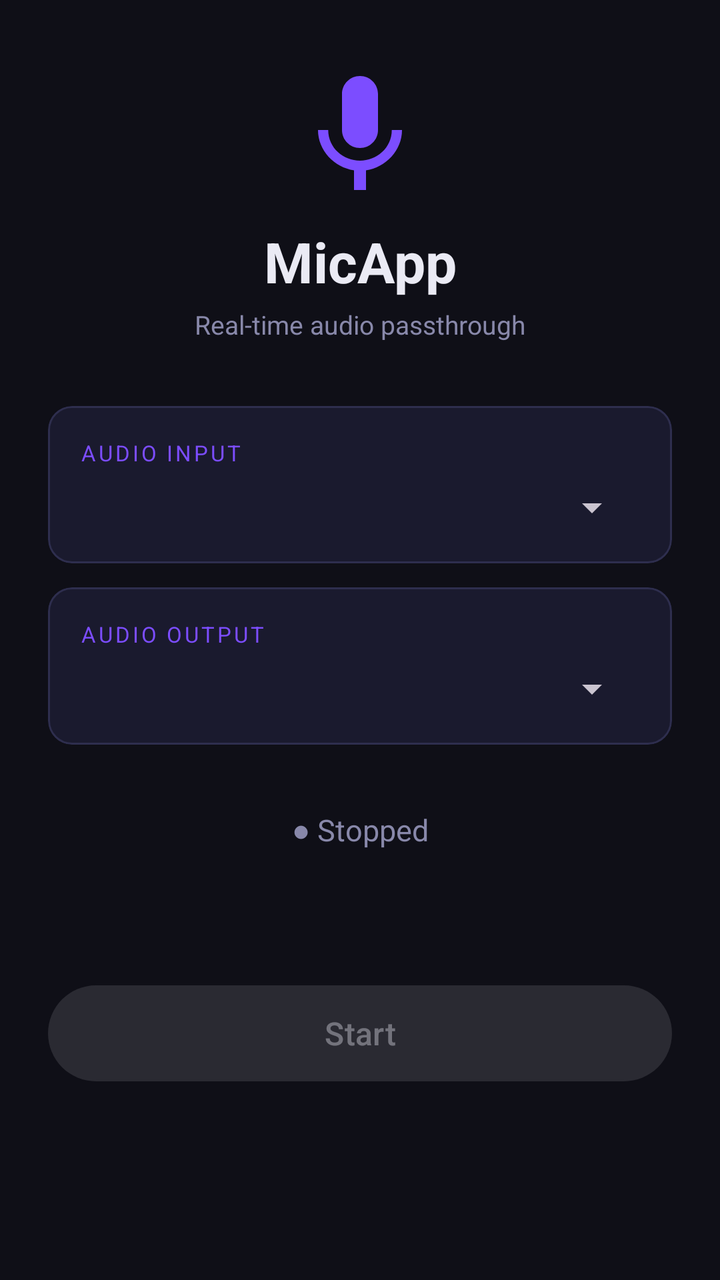
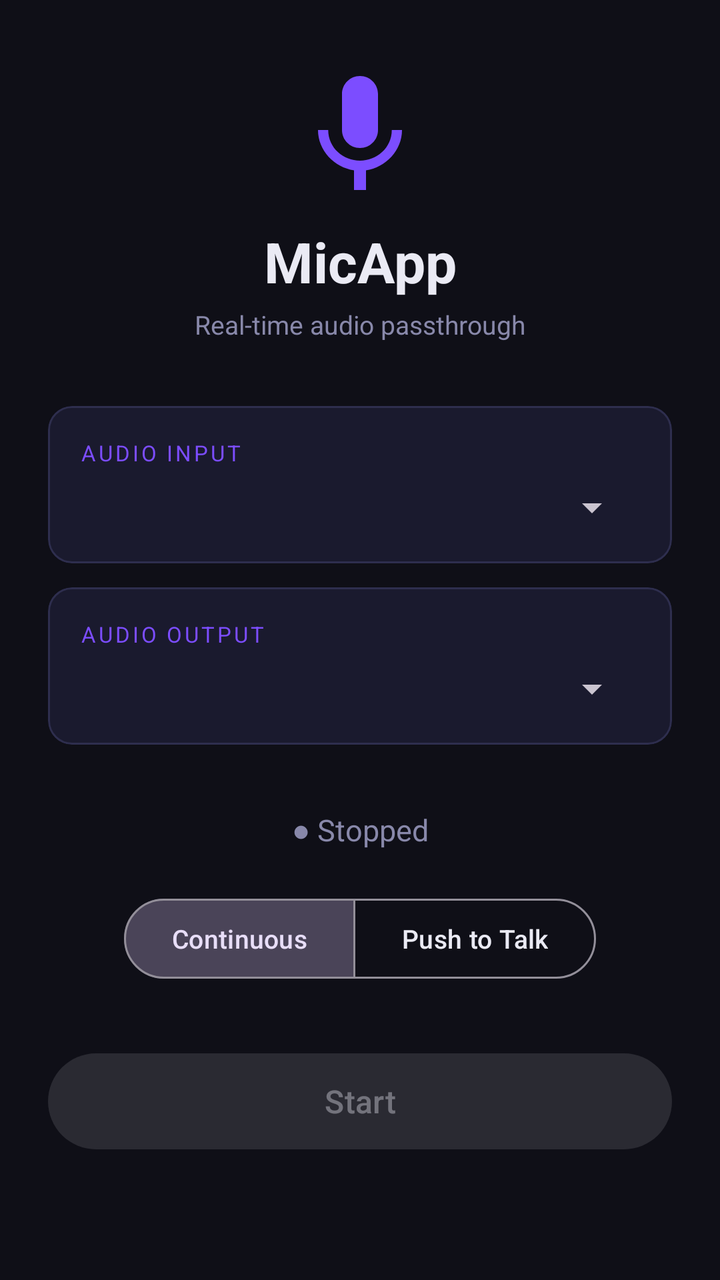

Compare the two renders of this Android layout. The source of the first and the diff that turns it into the second are given below.
<!-- AndroidManifest.xml: application theme Theme.MicApp -->
<!-- res/layout/activity_main.xml -->
<?xml version="1.0" encoding="utf-8"?>
<ScrollView
    xmlns:android="http://schemas.android.com/apk/res/android"
    xmlns:app="http://schemas.android.com/apk/res-auto"
    android:layout_width="match_parent"
    android:layout_height="match_parent"
    android:background="@color/background"
    android:fillViewport="true">

    <androidx.constraintlayout.widget.ConstraintLayout
        android:layout_width="match_parent"
        android:layout_height="wrap_content"
        android:paddingHorizontal="24dp"
        android:paddingVertical="32dp">

        
        <ImageView
            android:id="@+id/ivIcon"
            android:layout_width="72dp"
            android:layout_height="72dp"
            android:src="@drawable/ic_mic"
            app:tint="@color/accent"
            app:layout_constraintTop_toTopOf="parent"
            app:layout_constraintStart_toStartOf="parent"
            app:layout_constraintEnd_toEndOf="parent" />

        
        <TextView
            android:id="@+id/tvTitle"
            android:layout_width="wrap_content"
            android:layout_height="wrap_content"
            android:text="@string/app_name"
            android:textSize="28sp"
            android:textStyle="bold"
            android:textColor="@color/text_primary"
            android:layout_marginTop="8dp"
            app:layout_constraintTop_toBottomOf="@id/ivIcon"
            app:layout_constraintStart_toStartOf="parent"
            app:layout_constraintEnd_toEndOf="parent" />

        
        <TextView
            android:id="@+id/tvSubtitle"
            android:layout_width="wrap_content"
            android:layout_height="wrap_content"
            android:text="@string/app_subtitle"
            android:textSize="13sp"
            android:textColor="@color/text_secondary"
            android:layout_marginTop="4dp"
            app:layout_constraintTop_toBottomOf="@id/tvTitle"
            app:layout_constraintStart_toStartOf="parent"
            app:layout_constraintEnd_toEndOf="parent" />

        
        <com.google.android.material.card.MaterialCardView
            android:id="@+id/cardInput"
            android:layout_width="0dp"
            android:layout_height="wrap_content"
            android:layout_marginTop="32dp"
            app:cardBackgroundColor="@color/surface"
            app:cardCornerRadius="12dp"
            app:cardElevation="0dp"
            app:strokeWidth="1dp"
            app:strokeColor="@color/card_stroke"
            app:layout_constraintTop_toBottomOf="@id/tvSubtitle"
            app:layout_constraintStart_toStartOf="parent"
            app:layout_constraintEnd_toEndOf="parent">

            <LinearLayout
                android:layout_width="match_parent"
                android:layout_height="wrap_content"
                android:orientation="vertical"
                android:padding="16dp">

                <TextView
                    android:layout_width="wrap_content"
                    android:layout_height="wrap_content"
                    android:text="@string/label_input"
                    android:textColor="@color/accent"
                    android:textSize="11sp"
                    android:textAllCaps="true"
                    android:letterSpacing="0.12" />

                <Spinner
                    android:id="@+id/spinnerInput"
                    android:layout_width="match_parent"
                    android:layout_height="wrap_content"
                    android:layout_marginTop="8dp"
                    android:popupBackground="@color/surface" />

            </LinearLayout>
        </com.google.android.material.card.MaterialCardView>

        
        <com.google.android.material.card.MaterialCardView
            android:id="@+id/cardOutput"
            android:layout_width="0dp"
            android:layout_height="wrap_content"
            android:layout_marginTop="12dp"
            app:cardBackgroundColor="@color/surface"
            app:cardCornerRadius="12dp"
            app:cardElevation="0dp"
            app:strokeWidth="1dp"
            app:strokeColor="@color/card_stroke"
            app:layout_constraintTop_toBottomOf="@id/cardInput"
            app:layout_constraintStart_toStartOf="parent"
            app:layout_constraintEnd_toEndOf="parent">

            <LinearLayout
                android:layout_width="match_parent"
                android:layout_height="wrap_content"
                android:orientation="vertical"
                android:padding="16dp">

                <TextView
                    android:layout_width="wrap_content"
                    android:layout_height="wrap_content"
                    android:text="@string/label_output"
                    android:textColor="@color/accent"
                    android:textSize="11sp"
                    android:textAllCaps="true"
                    android:letterSpacing="0.12" />

                <Spinner
                    android:id="@+id/spinnerOutput"
                    android:layout_width="match_parent"
                    android:layout_height="wrap_content"
                    android:layout_marginTop="8dp"
                    android:popupBackground="@color/surface" />

            </LinearLayout>
        </com.google.android.material.card.MaterialCardView>

        
        <TextView
            android:id="@+id/tvStatus"
            android:layout_width="wrap_content"
            android:layout_height="wrap_content"
            android:text="@string/status_stopped"
            android:textSize="15sp"
            android:textColor="@color/status_stopped"
            android:layout_marginTop="32dp"
            app:layout_constraintTop_toBottomOf="@id/cardOutput"
            app:layout_constraintStart_toStartOf="parent"
            app:layout_constraintEnd_toEndOf="parent" />

        
        <com.google.android.material.button.MaterialButton
            android:id="@+id/btnToggle"
            android:layout_width="0dp"
            android:layout_height="56dp"
            android:text="@string/btn_start"
            android:textSize="16sp"
            android:enabled="false"
            android:layout_marginTop="16dp"
            android:layout_marginBottom="16dp"
            app:layout_constraintTop_toBottomOf="@id/tvStatus"
            app:layout_constraintStart_toStartOf="parent"
            app:layout_constraintEnd_toEndOf="parent"
            app:layout_constraintBottom_toBottomOf="parent" />

    </androidx.constraintlayout.widget.ConstraintLayout>

</ScrollView>
<!-- resources referenced by this layout -->
<resources>
  <color name="accent">#7C4DFF</color>
  <color name="background">#0F0F17</color>
  <color name="card_stroke">#2E2E4E</color>
  <color name="status_stopped">#8888AA</color>
  <color name="surface">#1A1A2E</color>
  <color name="text_primary">#EAEAF4</color>
  <color name="text_secondary">#8888AA</color>
  <!-- drawable ic_mic (drawable) -->
  <?xml version="1.0" encoding="utf-8"?>
  <vector xmlns:android="http://schemas.android.com/apk/res/android"
      android:width="24dp"
      android:height="24dp"
      android:viewportWidth="24"
      android:viewportHeight="24">
      <path
          android:fillColor="#FFFFFF"
          android:pathData="M12,14c1.66,0 3,-1.34 3,-3L15,5c0,-1.66 -1.34,-3 -3,-3S9,3.34 9,5l0,6c0,1.66 1.34,3 3,3zM17.3,11c0,3 -2.54,5.1 -5.3,5.1S6.7,14 6.7,11L5,11c0,3.42 2.72,6.23 6,6.72L11,21h2l0,-3.28c3.28,-0.48 6,-3.3 6,-6.72l-1.7,0z" />
  </vector>
  <string name="app_name">MicApp</string>
  <string name="app_subtitle">Real-time audio passthrough</string>
  <string name="btn_start">Start</string>
  <string name="label_input">Audio Input</string>
  <string name="label_output">Audio Output</string>
  <string name="status_stopped">● Stopped</string>
  <style name="Theme.MicApp" parent="Theme.Material3.Dark">
          <item name="colorPrimary">@color/accent</item>
          <item name="colorOnPrimary">@color/text_primary</item>
          <item name="colorPrimaryContainer">@color/surface</item>
          <item name="colorSurface">@color/surface</item>
          <item name="colorOnSurface">@color/text_primary</item>
          <item name="android:windowBackground">@color/background</item>
          <item name="android:statusBarColor">@color/background</item>
          <item name="android:navigationBarColor">@color/background</item>
          <item name="android:textColor">@color/text_primary</item>
      </style>
</resources>

<!-- the commit's change to res/layout/activity_main.xml (unified diff, before → after) -->
@@ -145,6 +145,37 @@
             app:layout_constraintEnd_toEndOf="parent" />
 
         
+        <com.google.android.material.button.MaterialButtonToggleGroup
+            android:id="@+id/modeToggleGroup"
+            android:layout_width="wrap_content"
+            android:layout_height="wrap_content"
+            android:layout_marginTop="20dp"
+            app:singleSelection="true"
+            app:selectionRequired="true"
+            app:checkedButton="@id/btnModeContinuous"
+            app:layout_constraintTop_toBottomOf="@id/tvStatus"
+            app:layout_constraintStart_toStartOf="parent"
+            app:layout_constraintEnd_toEndOf="parent">
+
+            <com.google.android.material.button.MaterialButton
+                android:id="@+id/btnModeContinuous"
+                style="@style/Widget.Material3.Button.OutlinedButton"
+                android:layout_width="wrap_content"
+                android:layout_height="wrap_content"
+                android:text="@string/mode_continuous"
+                android:textSize="13sp" />
+
+            <com.google.android.material.button.MaterialButton
+                android:id="@+id/btnModePtt"
+                style="@style/Widget.Material3.Button.OutlinedButton"
+                android:layout_width="wrap_content"
+                android:layout_height="wrap_content"
+                android:text="@string/mode_ptt"
+                android:textSize="13sp" />
+
+        </com.google.android.material.button.MaterialButtonToggleGroup>
+
+        
         <com.google.android.material.button.MaterialButton
             android:id="@+id/btnToggle"
             android:layout_width="0dp"
@@ -154,7 +185,7 @@
             android:enabled="false"
             android:layout_marginTop="16dp"
             android:layout_marginBottom="16dp"
-            app:layout_constraintTop_toBottomOf="@id/tvStatus"
+            app:layout_constraintTop_toBottomOf="@id/modeToggleGroup"
             app:layout_constraintStart_toStartOf="parent"
             app:layout_constraintEnd_toEndOf="parent"
             app:layout_constraintBottom_toBottomOf="parent" />
<!-- resource entries referenced after the edit -->
@@ -23,6 +23,8 @@
   <string name="btn_start">Start</string>
   <string name="label_input">Audio Input</string>
   <string name="label_output">Audio Output</string>
+  <string name="mode_continuous">Continuous</string>
+  <string name="mode_ptt">Push to Talk</string>
   <string name="status_stopped">● Stopped</string>
   <style name="Theme.MicApp" parent="Theme.Material3.Dark">
           <item name="colorPrimary">@color/accent</item>
